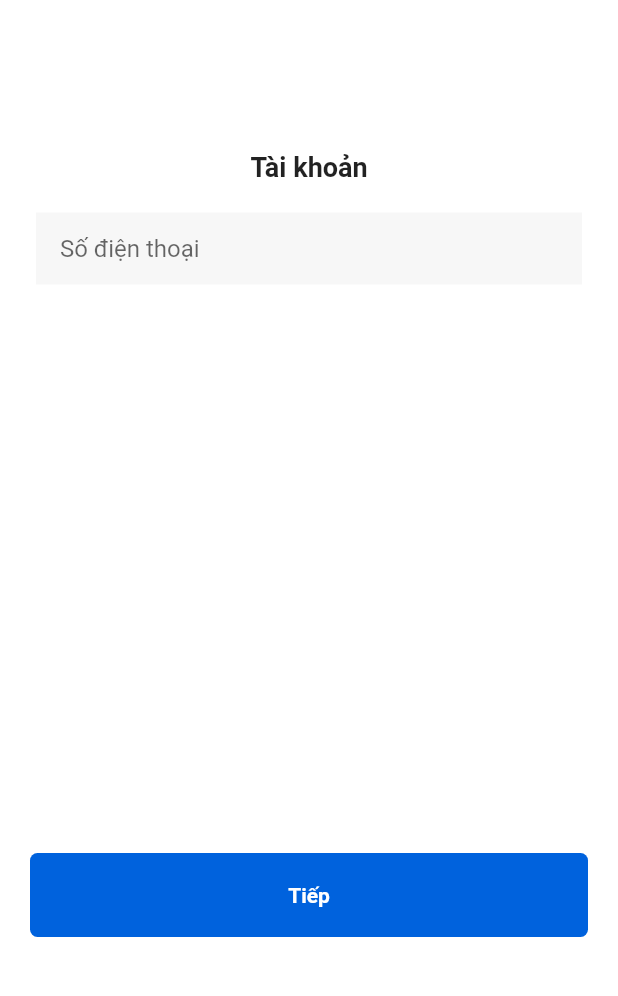
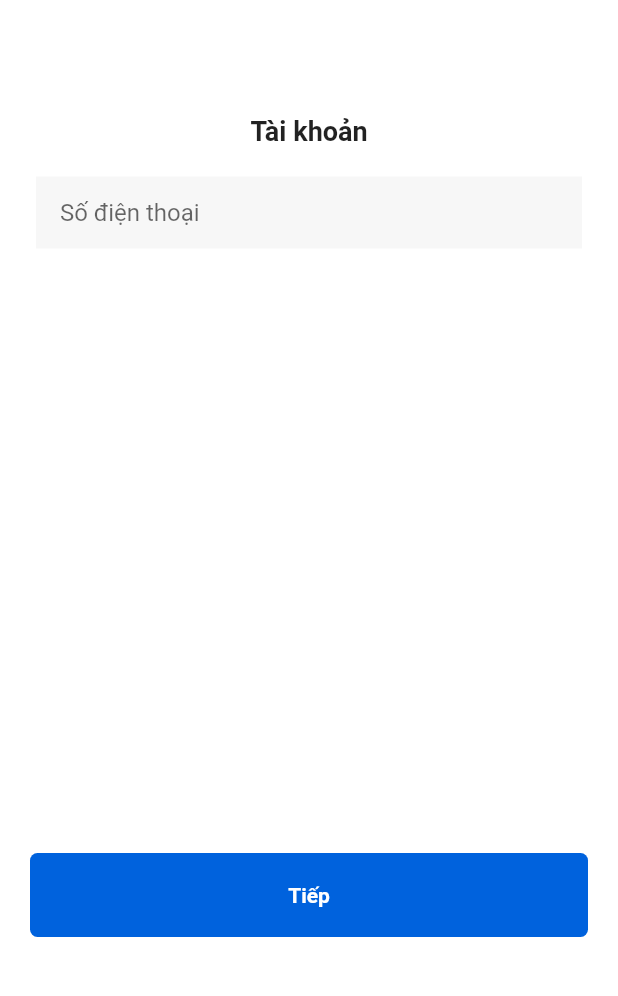
Before and after one commit to machudat18/khoi_nghiep, a Flutter app: the ForgotPassword screen opened directly, after a tap on "Tiếp", after a tap on the "arrow back ios" icon, on a phone screen of 412 x 824 dp, the part 59-1055 px from its top. Run offline on Flutter 3.47's test engine with Material 2 defaults, Android fonts, the phone set to English and light mode, and no system bars; our stand-ins replace fluttertoast, page_view_indicators, pin_code_fields, shared_preferences, splashscreen; accounts and stored records are empty; Roboto replaces fonts that are missing (Montserrat).

Commit message:
cập nhật sai padding

```diff
--- a/lib/screen/M003ForgotPassword.dart
+++ b/lib/screen/M003ForgotPassword.dart
@@ -173,7 +173,7 @@ class _StepOneContainerState extends State<StepOneContainer> {
   @override
   Widget build(BuildContext context) {
     return Container(
-      padding: const EdgeInsets.all(24),
+      padding: const EdgeInsets.only(left: 24,right: 24),
       child: Column(
         crossAxisAlignment: CrossAxisAlignment.center,
         children: [
@@ -336,7 +336,7 @@ class _StepThreeContainerState extends State<StepThreeContainer> {
   Widget build(BuildContext context) {
     return Container(
       margin: const EdgeInsets.only(top : 60),
-      padding: const EdgeInsets.all(24),
+      padding: const EdgeInsets.only(left : 24, right: 24),
       child: Column(
         children: [
           Column(
```
Also changed, not shown: lib/route/routing_contsants.dart (+0 -7 lines).
